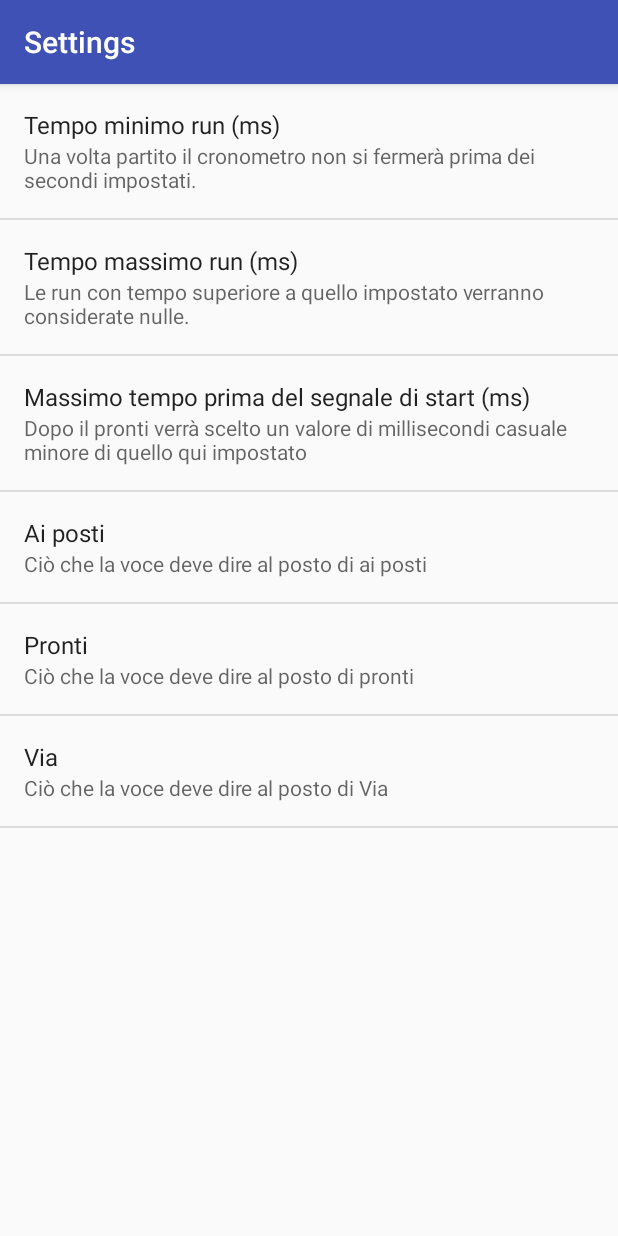
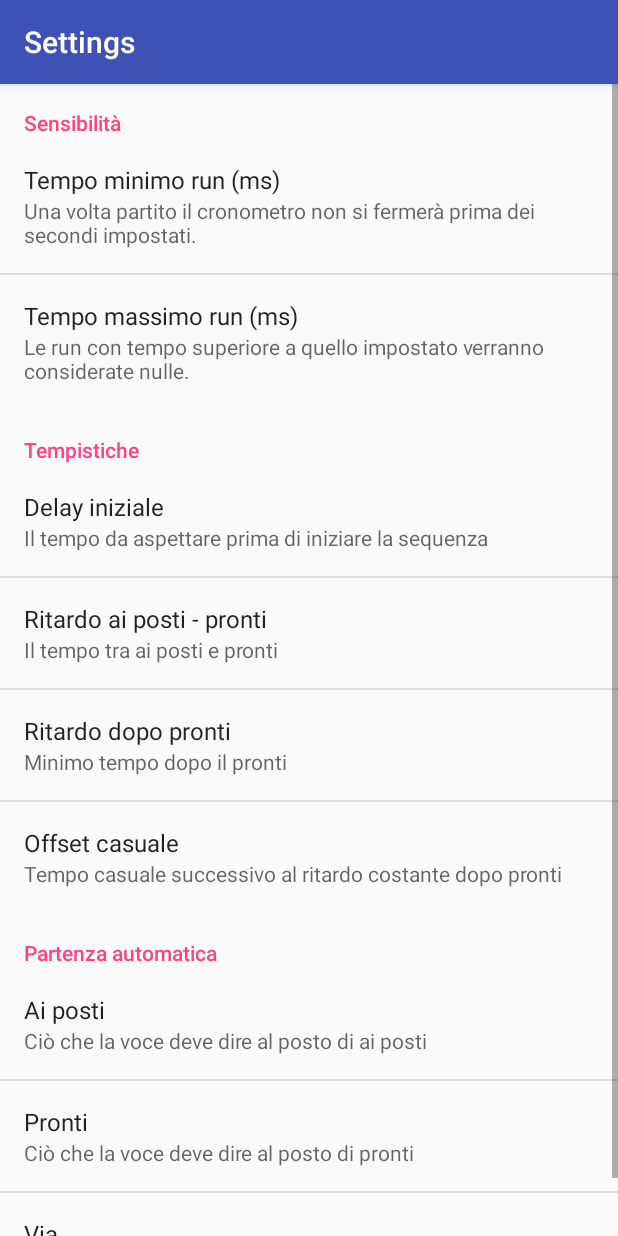
Before and after one commit to nicomazz/Inline-Speed-Manager, an Android app: the Preferences screen opened directly, with no data from a screen before it, on a phone screen of 412 x 824 dp. Run offline under Robolectric (Android 15) with nearby library versions, the light colour scheme and no system bars.

Commit message:
Added timing settings

```diff
--- a/androidApp/Inline-Speed-Manager/app/src/main/java/com/nicomazz/inline_speed_manager/models/Run.java
+++ b/androidApp/Inline-Speed-Manager/app/src/main/java/com/nicomazz/inline_speed_manager/models/Run.java
@@ -25,6 +25,6 @@ public class Run extends RealmObject {
 
     @Override
     public String toString() {
-        return durationMillis / 1000 + " secondi e " + (durationMillis % 1000) / 10 + " decimi";
+        return durationMillis / 1000 + " secondi e " + (durationMillis % 1000)  + " millesimi";
     }
 }
--- a/androidApp/Inline-Speed-Manager/app/src/main/res/xml/pref_general.xml
+++ b/androidApp/Inline-Speed-Manager/app/src/main/res/xml/pref_general.xml
@@ -1,8 +1,10 @@
-<PreferenceScreen xmlns:tools="http://schemas.android.com/tools"
-    xmlns:android="http://schemas.android.com/apk/res/android"
+<PreferenceScreen xmlns:android="http://schemas.android.com/apk/res/android"
+                  xmlns:tools="http://schemas.android.com/tools"
                   tools:ignore="NewApi">
 
 
+    <PreferenceCategory
+        android:title="Sensibilità">
 
         <!-- NOTE: EditTextPreference accepts EditText attributes. -->
         <!-- NOTE: EditTextPreference's summary should be set to its value by the activity code. -->
@@ -13,8 +15,8 @@
             android:maxLines="1"
             android:selectAllOnFocus="true"
             android:singleLine="true"
-        android:title="Tempo minimo run (ms)"
-        android:summary="Una volta partito il cronometro non si fermerà prima dei secondi impostati."/>
+            android:summary="Una volta partito il cronometro non si fermerà prima dei secondi impostati."
+            android:title="Tempo minimo run (ms)"/>
         <EditTextPreference
             android:defaultValue="10000"
             android:inputType="number"
@@ -22,17 +24,52 @@
             android:maxLines="1"
             android:selectAllOnFocus="true"
             android:singleLine="true"
-        android:title="Tempo massimo run (ms)"
-        android:summary="Le run con tempo superiore a quello impostato verranno considerate nulle." />
+            android:summary="Le run con tempo superiore a quello impostato verranno considerate nulle."
+            android:title="Tempo massimo run (ms)"/>
+    </PreferenceCategory>
+    <PreferenceCategory
+        android:title="Tempistiche"
+        >
         <EditTextPreference
-        android:defaultValue="500"
+            android:defaultValue="0"
             android:inputType="number"
-        android:key="before_start"
+            android:key="initial_delay"
             android:maxLines="1"
             android:selectAllOnFocus="true"
             android:singleLine="true"
-        android:title="Massimo tempo prima del segnale di start (ms)"
-        android:summary="Dopo il pronti verrà scelto un valore di millisecondi casuale minore di quello qui impostato" />
+            android:summary="Il tempo da aspettare prima di iniziare la sequenza"
+            android:title="Delay iniziale"/>
+        <EditTextPreference
+            android:defaultValue="3000"
+            android:inputType="number"
+            android:key="ai_posti_pronti"
+            android:maxLines="1"
+            android:selectAllOnFocus="true"
+            android:singleLine="true"
+            android:summary="Il tempo tra ai posti e pronti"
+            android:title="Ritardo ai posti - pronti"/>
+        <EditTextPreference
+            android:defaultValue="1000"
+            android:inputType="number"
+            android:key="min_delay_via"
+            android:maxLines="1"
+            android:selectAllOnFocus="true"
+            android:singleLine="true"
+            android:summary="Minimo tempo dopo il pronti"
+            android:title="Ritardo dopo pronti"/>
+        <EditTextPreference
+            android:defaultValue="2000"
+            android:inputType="number"
+            android:key="max_random_offset"
+            android:maxLines="1"
+            android:selectAllOnFocus="true"
+            android:singleLine="true"
+            android:summary="Tempo casuale successivo al ritardo costante dopo pronti"
+            android:title="Offset casuale"/>
+    </PreferenceCategory>
+    <PreferenceCategory
+        android:title="Partenza automatica"
+        >
         <EditTextPreference
             android:defaultValue="Ai posti"
             android:inputType="text"
@@ -40,8 +77,8 @@
             android:maxLines="1"
             android:selectAllOnFocus="true"
             android:singleLine="true"
-        android:title="Ai posti"
-        android:summary="Ciò che la voce deve dire al posto di ai posti" />
+            android:summary="Ciò che la voce deve dire al posto di ai posti"
+            android:title="Ai posti"/>
         <EditTextPreference
             android:defaultValue="pronti?"
             android:inputType="text"
@@ -49,8 +86,8 @@
             android:maxLines="1"
             android:selectAllOnFocus="true"
             android:singleLine="true"
-        android:title="Pronti"
-        android:summary="Ciò che la voce deve dire al posto di pronti" />
+            android:summary="Ciò che la voce deve dire al posto di pronti"
+            android:title="Pronti"/>
         <EditTextPreference
             android:defaultValue="via"
             android:inputType="text"
@@ -58,7 +95,8 @@
             android:maxLines="1"
             android:selectAllOnFocus="true"
             android:singleLine="true"
-        android:title="Via"
-        android:summary="Ciò che la voce deve dire al posto di Via" />
+            android:summary="Ciò che la voce deve dire al posto di Via"
+            android:title="Via"/>
+    </PreferenceCategory>
 
 </PreferenceScreen>
```
Also changed, not shown: androidApp/Inline-Speed-Manager/app/src/main/AndroidManifest.xml (+1 -7 lines), androidApp/Inline-Speed-Manager/app/src/main/java/com/nicomazz/inline_speed_manager/AutomaticStartFragment.java (+70 -19 lines), androidApp/Inline-Speed-Manager/app/src/main/java/com/nicomazz/inline_speed_manager/TTSHelper.java (+52 -6 lines). Lines whose indentation alone changed are shown as unchanged.
